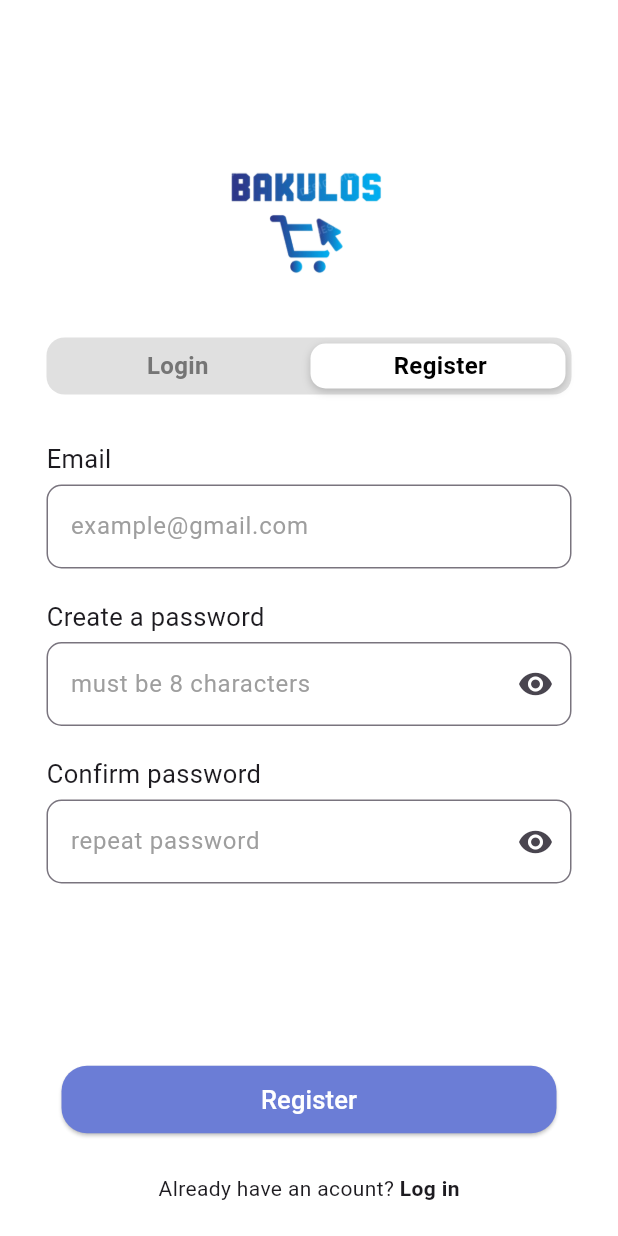
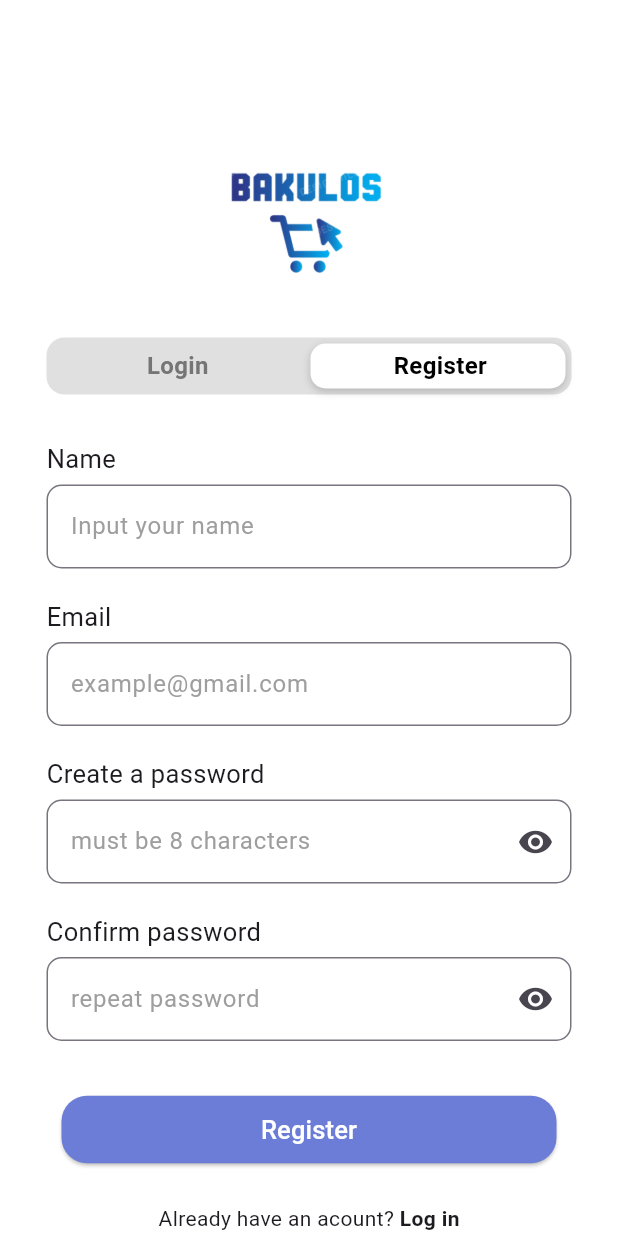
Before and after one commit to DanilNatu/e-commerce_PemrogramanMultiPlatform-, a Flutter app: the screen it shows after launch, after a tap on "Register", on a phone screen of 412 x 824 dp. Run offline on Flutter 3.47's test engine with Material 3 defaults, Android fonts, the light colour scheme and no system bars.

Commit message:
Perbaikan tipis-tipis

```diff
--- a/lib/first_screen.dart
+++ b/lib/first_screen.dart
@@ -15,7 +15,8 @@ class FirstScreen extends StatefulWidget {
 }
 
 class _FirstScreenState extends State<FirstScreen> {
-  bool _obscureText = true;
+  bool _obscurePass = true;
+  bool _obscureConfPass = true;
 
   Widget _inputEmail ({
     required String text,
@@ -53,6 +54,8 @@ class _FirstScreenState extends State<FirstScreen> {
   Widget _inputPassword ({
     required String text,
     required String hintText,
+    required bool obscureText,
+    required VoidCallback toggleVisibility,
   }) {
     return Column(
       crossAxisAlignment: CrossAxisAlignment.start,
@@ -65,7 +68,7 @@ class _FirstScreenState extends State<FirstScreen> {
         ),
         SizedBox(height: 5),
         TextField(
-          obscureText: _obscureText,
+          obscureText : obscureText,
           style: TextStyle(
             color: Colors.black,
             fontSize: 16,
@@ -80,13 +83,9 @@ class _FirstScreenState extends State<FirstScreen> {
             ),
             suffixIcon: IconButton(
               icon: Icon(
-                _obscureText ? Icons.visibility : Icons.visibility_off,
+                obscureText ? Icons.visibility : Icons.visibility_off,
               ),
-              onPressed: () {
-                setState(() {
-                  _obscureText = !_obscureText;
-                });
-              },
+              onPressed: toggleVisibility,
             ),
           ),
         )
@@ -198,7 +197,16 @@ class _FirstScreenState extends State<FirstScreen> {
                         _inputEmail(text: 'Email address', hintText: 'Your Email'),
 
                         SizedBox(height: 20),
-                        _inputPassword(text: 'Password', hintText: 'Password'),
+                        _inputPassword(
+                          text: 'Password',
+                          hintText: 'Password',
+                          obscureText: _obscurePass,
+                          toggleVisibility: () {
+                            setState(() {
+                              _obscurePass = !_obscurePass;
+                            });
+                          }
+                        ),
 
                         SizedBox(height: 10),
                         Row(
@@ -235,15 +243,36 @@ class _FirstScreenState extends State<FirstScreen> {
                     )
                   : Column(
                       children: [
+                        _inputEmail(text: 'Name', hintText: 'Input your name'),
+
+                        SizedBox(height: 20),
                         _inputEmail(text: 'Email', hintText: 'example@gmail.com'),
 
                         SizedBox(height: 20),
-                        _inputPassword(text: 'Create a password', hintText: 'must be 8 characters'),
+                        _inputPassword(
+                          text: 'Create a password',
+                          hintText: 'must be 8 characters',
+                          obscureText: _obscurePass,
+                          toggleVisibility: () {
+                            setState(() {
+                              _obscurePass = !_obscurePass;
+                            });
+                          }
+                        ),
 
                         SizedBox(height: 20),
-                        _inputPassword(text: 'Confirm password', hintText: 'repeat password'),
+                        _inputPassword(
+                          text: 'Confirm password',
+                          hintText: 'repeat password',
+                          obscureText: _obscureConfPass,
+                          toggleVisibility: () {
+                            setState(() {
+                              _obscureConfPass = !_obscureConfPass;
+                            });
+                          }
+                        ),
 
-                        SizedBox(height: 120),
+                        SizedBox(height: 35),
                         Center(
                           child: ElevatedButton(
                             style: ElevatedButton.styleFrom(
@@ -253,7 +282,9 @@ class _FirstScreenState extends State<FirstScreen> {
                                 borderRadius: BorderRadius.circular(17),
                               ),
                             ),
-                            onPressed: () {},
+                            onPressed: () {
+                              widget.onChanged?.call(true);
+                            },
                             child: Text(
                               'Register',
                               style: TextStyle(
```
